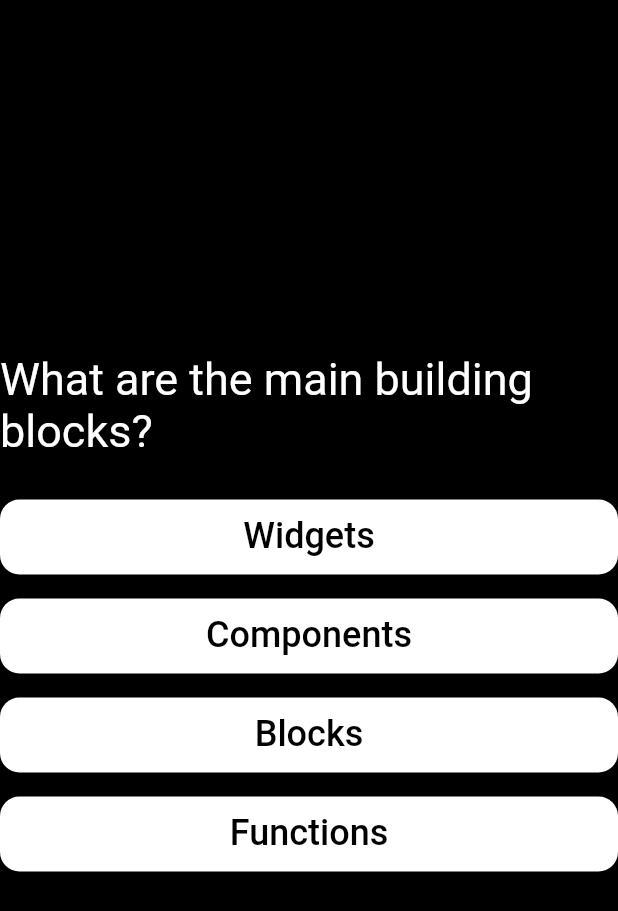
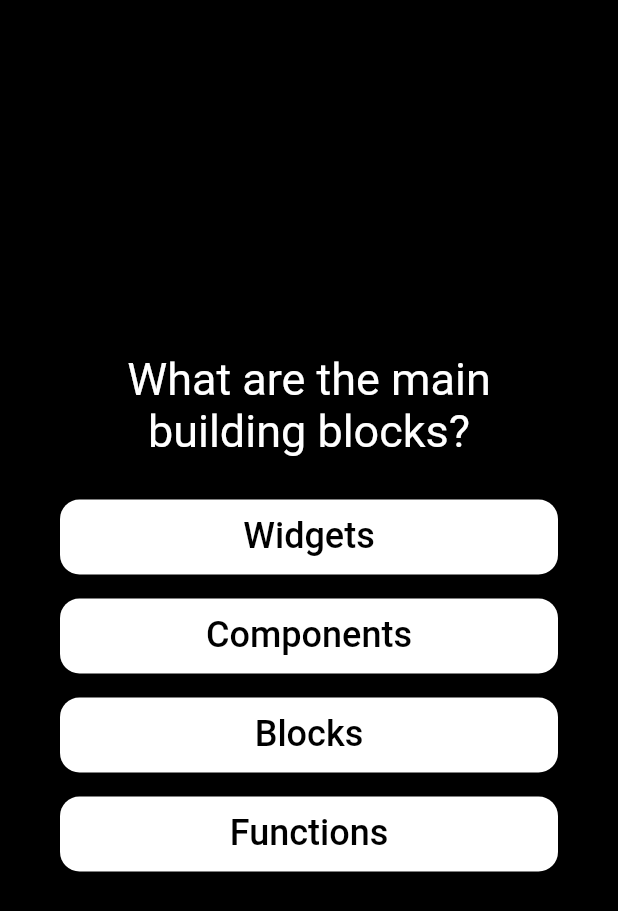
Before and after one commit to mohit-nagaraj/quiz-app, a Flutter app: the screen it shows after launch, after a tap on "Start Quiz", on a phone screen of 412 x 824 dp. Shown: the top 911 px of the screen. Run offline on Flutter 3.47's test engine with Material 2 defaults, Android fonts, the phone set to English and light mode, and no system bars.

Commit message:
stretch & margin, align question
Vid 71

```diff
--- a/quiz_app/lib/quiz_screen.dart
+++ b/quiz_app/lib/quiz_screen.dart
@@ -15,7 +15,10 @@ class _QuizScreen extends State<QuizScreen> {
   final currentQuestion = questions[0];
   @override
   Widget build(context) {
-    return Column(
+    return Container(
+      //used a container to add a margin
+      margin: const EdgeInsets.all(40),
+      child: Column(
         mainAxisSize: MainAxisSize.min,
         crossAxisAlignment: CrossAxisAlignment.stretch,
         children: [
@@ -28,6 +31,7 @@ class _QuizScreen extends State<QuizScreen> {
             );
           })
         ],
+      ),
     );
   }
 }
--- a/quiz_app/lib/styled_text.dart
+++ b/quiz_app/lib/styled_text.dart
@@ -13,6 +13,7 @@ class StyledText extends StatelessWidget {
         color: c,
         fontSize: 30,
       ),
+      textAlign: TextAlign.center,
     );
   }
 }
```
Lines whose indentation alone changed are shown as unchanged.
